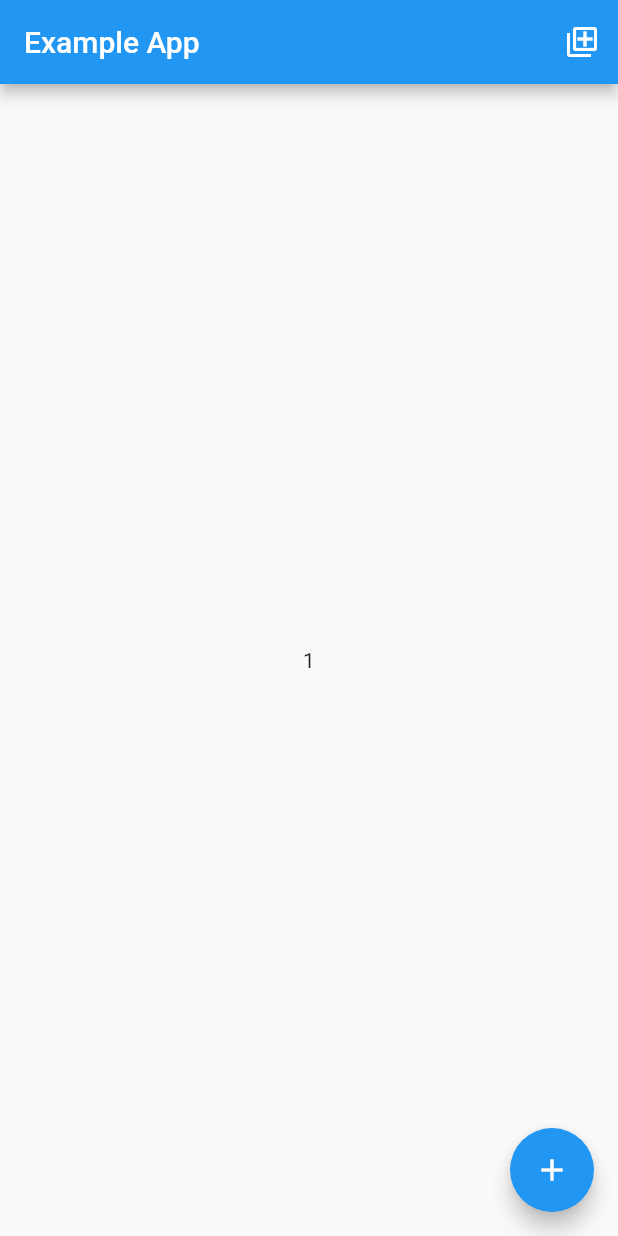
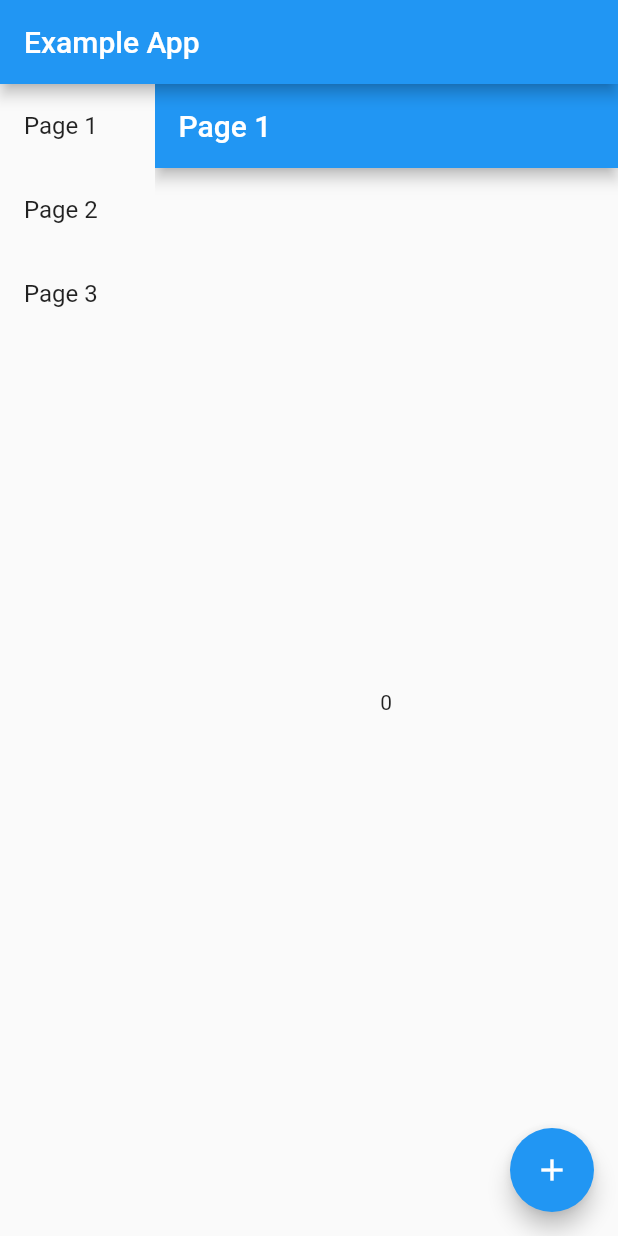
Before and after one commit to weaze-id/witt, a Flutter app: the screen it shows after launch, on a phone screen of 412 x 824 dp. Run offline on Flutter 3.47's test engine with Material 2 defaults, Android fonts, the phone set to English and light mode, and no system bars.

Commit message:
[route_management] Add WNestedNavigator widget and example

```diff
--- a/example_app/lib/home_page.dart
+++ b/example_app/lib/home_page.dart
@@ -1,4 +1,5 @@
 import 'package:flutter/material.dart';
+
 import 'package:witt/witt.dart';
 
 import 'home_page_controller.dart';
@@ -6,29 +7,86 @@ import 'home_page_controller.dart';
 class HomePage extends StatelessWidget {
   const HomePage({Key? key}) : super(key: key);
 
-  void _navigate() {
-    WRouter.pushMaterialPage(
-      builder: (context) => WServiceBuilder(
-        serviceBuilder: (context) =>
-            WService.addLazySingleton(() => HomePageController()),
-        child: const HomePage(),
-      ),
-    );
+  void _navigate(String routeName) {
+    final homePageC = WService.get<HomePageController>();
+    if (homePageC.currentRouteName != routeName) {
+      WRouter.pushReplacementNamed(routeName, keyLabel: "main");
+    }
   }
 
   @override
   Widget build(BuildContext context) {
     final homePageC = WService.get<HomePageController>();
     return Scaffold(
-      appBar: AppBar(
-        title: const Text("Example App"),
-        actions: [
-          IconButton(
-            onPressed: _navigate,
-            icon: const Icon(Icons.add_to_photos_outlined),
-          )
+      appBar: AppBar(title: const Text("Example App")),
+      body: Row(
+        children: [
+          Expanded(
+            child: Column(
+              children: [
+                ListTile(
+                  title: const Text("Page 1"),
+                  onTap: () => _navigate("/page-1"),
+                ),
+                ListTile(
+                  title: const Text("Page 2"),
+                  onTap: () => _navigate("/page-2"),
+                ),
+                ListTile(
+                  title: const Text("Page 3"),
+                  onTap: () => _navigate("/page-3"),
+                ),
+              ],
+            ),
+          ),
+          Expanded(
+            flex: 3,
+            child: WNestedNavigator(
+              keyLabel: "main",
+              initialRoute: "/page-1",
+              onRouteChanged: (routeName) =>
+                  homePageC.currentRouteName = routeName,
+              onGenerateRoute: (settings) => WRouter.onGenerateMaterialRoute(
+                settings: settings,
+                pages: [
+                  WPage(
+                    path: "/page-1",
+                    builder: (context, arguments) =>
+                        const ContentPage(pageName: "Page 1"),
+                  ),
+                  WPage(
+                    path: "/page-2",
+                    builder: (context, arguments) =>
+                        const ContentPage(pageName: "Page 2"),
+                  ),
+                  WPage(
+                    path: "/page-3",
+                    builder: (context, arguments) =>
+                        const ContentPage(pageName: "Page 3"),
+                  ),
+                ],
+              ),
+            ),
+          ),
         ],
       ),
+    );
+  }
+}
+
+class ContentPage extends StatelessWidget {
+  const ContentPage({
+    Key? key,
+    required this.pageName,
+  }) : super(key: key);
+
+  final String pageName;
+
+  @override
+  Widget build(BuildContext context) {
+    final homePageC = WService.get<HomePageController>();
+    return Scaffold(
+      appBar: AppBar(title: Text(pageName)),
       body: WListener(
         notifier: homePageC.counter,
         builder: (context) => Center(
--- a/example_app/lib/home_page_controller.dart
+++ b/example_app/lib/home_page_controller.dart
@@ -1,9 +1,7 @@
 import 'package:flutter/foundation.dart';
 
 class HomePageController {
-  HomePageController() {
-    counter.value++;
-  }
+  String? currentRouteName;
 
   final counter = ValueNotifier(0);
 
--- a/lib/src/route_management/index.dart
+++ b/lib/src/route_management/index.dart
@@ -1,2 +1,3 @@
+export './w_nested_navigator.dart';
 export './w_page.dart';
 export './w_router.dart';
--- /dev/null
+++ b/lib/src/route_management/w_nested_navigator.dart
@@ -0,0 +1,91 @@
+import 'package:flutter/material.dart';
+
+import '../../witt.dart';
+
+class _RouteObserver extends RouteObserver<PageRoute<dynamic>> {
+  final void Function(String? routeName)? onRouteChanged;
+
+  _RouteObserver({this.onRouteChanged});
+
+  void _onRouteChangedHandler(PageRoute<dynamic> route) {
+    var routeName = route.settings.name;
+    onRouteChanged?.call(routeName);
+  }
+
+  @override
+  void didPush(Route<dynamic> route, Route<dynamic>? previousRoute) {
+    super.didPush(route, previousRoute);
+    if (route is PageRoute) {
+      _onRouteChangedHandler(route);
+    }
+  }
+
+  @override
+  void didReplace({Route<dynamic>? newRoute, Route<dynamic>? oldRoute}) {
+    super.didReplace(newRoute: newRoute, oldRoute: oldRoute);
+    if (newRoute is PageRoute) {
+      _onRouteChangedHandler(newRoute);
+    }
+  }
+
+  @override
+  void didPop(Route<dynamic> route, Route<dynamic>? previousRoute) {
+    super.didPop(route, previousRoute);
+    if (previousRoute is PageRoute && route is PageRoute) {
+      _onRouteChangedHandler(previousRoute);
+    }
+  }
+}
+
+/// [Navigator] wrapper.
+///
+/// Creates a widget that maintains a stack-based history of child widgets.
+class WNestedNavigator extends StatelessWidget {
+  const WNestedNavigator({
+    Key? key,
+    required this.keyLabel,
+    this.initialRoute,
+    this.onGenerateInitialRoutes = Navigator.defaultGenerateInitialRoutes,
+    this.onGenerateRoute,
+    this.onUnknownRoute,
+    this.transitionDelegate = const DefaultTransitionDelegate<dynamic>(),
+    this.onRouteChanged,
+  }) : super(key: key);
+
+  /// Used for [WRouter.addNestedKey(label)].
+  final String keyLabel;
+
+  /// The name of the first route to show.
+  final String? initialRoute;
+
+  /// Called when the widget is created to generate the initial list of
+  /// [Route] objects if [initialRoute] is not null.
+  final List<Route<dynamic>> Function(NavigatorState, String)
+      onGenerateInitialRoutes;
+
+  /// Called to generate a route for a given [RouteSettings].
+  final Route<dynamic>? Function(RouteSettings)? onGenerateRoute;
+
+  /// Called when [onGenerateRoute] fails to generate a route.
+  final Route<dynamic>? Function(RouteSettings)? onUnknownRoute;
+
+  /// The delegate used for deciding how routes transition in or off the
+  /// screen during the [pages] updates.
+  final TransitionDelegate<dynamic> transitionDelegate;
+
+  /// A callback when route stack is changed.
+  final void Function(String? routeName)? onRouteChanged;
+
+  @override
+  Widget build(BuildContext context) {
+    return Navigator(
+      key: WRouter.addNestedKey(keyLabel),
+      observers: [_RouteObserver(onRouteChanged: onRouteChanged)],
+      initialRoute: initialRoute,
+      onGenerateInitialRoutes: onGenerateInitialRoutes,
+      onGenerateRoute: onGenerateRoute,
+      onUnknownRoute: onUnknownRoute,
+      transitionDelegate: transitionDelegate,
+    );
+  }
+}
```
Also changed, not shown: example_app/pubspec.lock.
